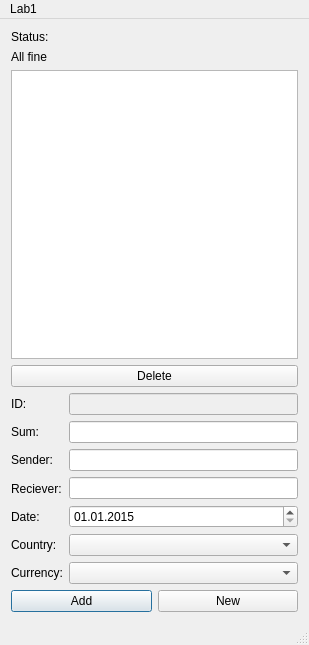
Before: the Qt Designer form lab1_ui/mainwindow.ui in swatSTEAM/labs, drawn with Qt 5.
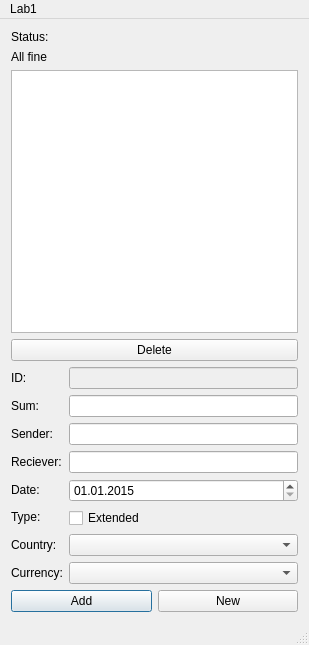
After: the same form once the commit is applied.

Patch:
```diff
--- a/lab1_ui/mainwindow.ui
+++ b/lab1_ui/mainwindow.ui
@@ -94,6 +94,13 @@
               </property>
              </widget>
             </item>
+            <item>
+             <widget class="QLabel" name="label_10">
+              <property name="text">
+               <string>Type:</string>
+              </property>
+             </widget>
+            </item>
             <item>
              <widget class="QLabel" name="label_7">
               <property name="text">
@@ -152,6 +159,13 @@
               </property>
              </widget>
             </item>
+            <item>
+             <widget class="QCheckBox" name="checkBox">
+              <property name="text">
+               <string>Extended</string>
+              </property>
+             </widget>
+            </item>
             <item>
              <widget class="QComboBox" name="comboBox"/>
             </item>
```
Left out of the diff: 2 changed lines with no effect on the pictures.
